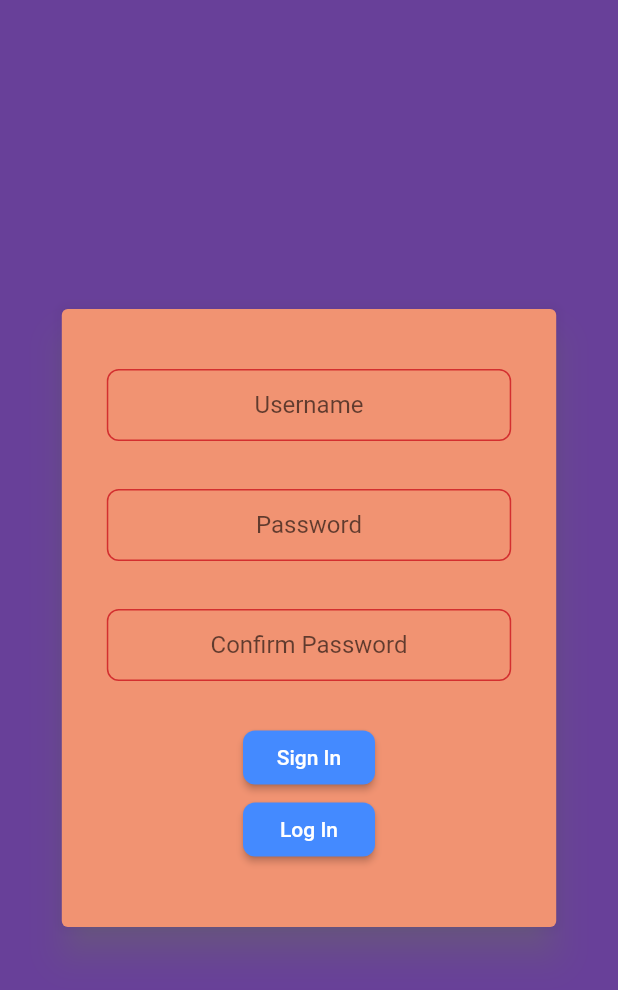
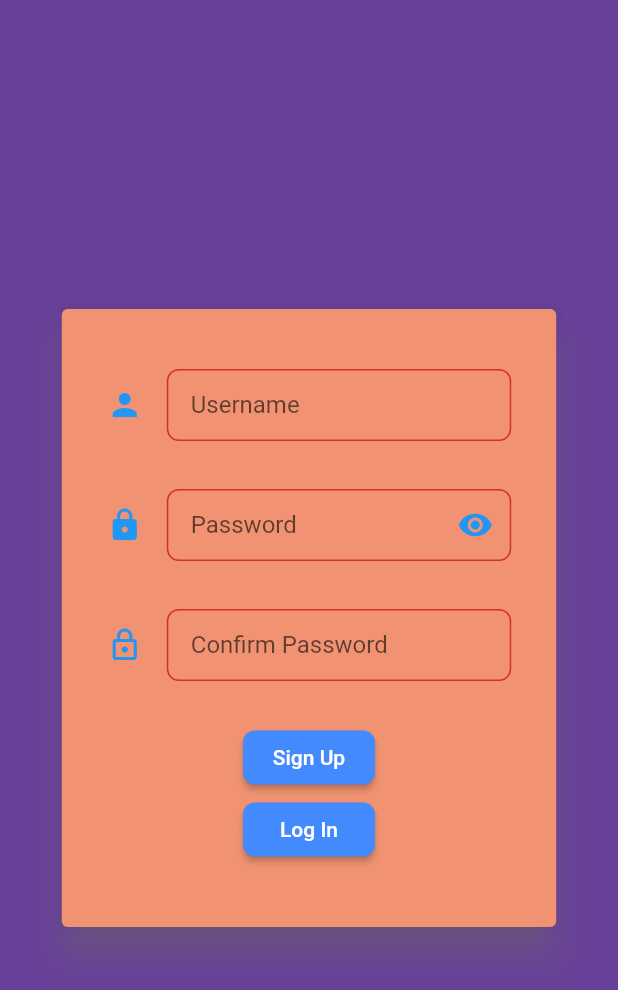
Before and after one commit to Amir-Mohseni/reddit, a Flutter app: the SignUpPage screen opened directly with empty values, on a phone screen of 412 x 824 dp. Shown: the top 990 px of the screen. Run offline on Flutter 3.47's test engine with Material 2 defaults, Android fonts, the phone set to English and light mode, and no system bars; our stand-ins replace flutter_feather_icons, font_awesome_flutter; missing offline and left inert: item_selector; accounts and stored records are empty.

Commit message:
Password Visibility added

```diff
--- a/lib/ProfilePage.dart
+++ b/lib/ProfilePage.dart
@@ -24,7 +24,7 @@ class _ProfilePageState extends State<ProfilePage> {
 
   @override
   Widget build(BuildContext context) {
-    String? titl;
+    String? title;
     return Scaffold(
       drawer: drawer(),
       appBar: AppBar(
--- a/lib/SingUp/SingUp.dart
+++ b/lib/SingUp/SingUp.dart
@@ -20,6 +20,7 @@ class SignUpPage extends StatefulWidget {
 }
 
 class _SignUpPageState extends State<SignUpPage> {
+  bool passwordVisible = false;
   Function addUser;
   TextEditingController namec = TextEditingController();
   TextEditingController pasc = TextEditingController();
@@ -61,8 +62,9 @@ class _SignUpPageState extends State<SignUpPage> {
                   padding: EdgeInsets.fromLTRB(30.0, 40.0, 30.0, 5.0),
                   child: TextField(
                     controller: namec,
-                    textAlign: TextAlign.center,
+                    textAlign: TextAlign.left,
                     decoration: InputDecoration(
+                        icon: Icon(Icons.person, color: Colors.blue,),
                         errorText: userError,
                         hintText: "Username",
                         contentPadding:
@@ -78,8 +80,26 @@ class _SignUpPageState extends State<SignUpPage> {
                   //    margin: EdgeInsets.fromLTRB(30.0, 5.0, 30.0, 8.0),
                   child: TextField(
                     controller: pasc,
-                    textAlign: TextAlign.center,
+                    textAlign: TextAlign.left,
+                    obscureText: passwordVisible,
                     decoration: InputDecoration(
+                        icon: Icon(
+                          Icons.lock,
+                          color: Colors.blue,
+                        ),
+                        suffixIcon: IconButton(
+                          icon: Icon(
+                            passwordVisible
+                                ? Icons.visibility_off
+                                : Icons.visibility,
+                            color: Colors.blue,
+                          ),
+                          onPressed: () {
+                            setState(() {
+                              passwordVisible = !passwordVisible;
+                            });
+                          },
+                        ),
                         hintText: "Password",
                         errorText: desError,
                         contentPadding:
@@ -93,9 +113,14 @@ class _SignUpPageState extends State<SignUpPage> {
                   key: Key('confirmpassword'),
                   padding: EdgeInsets.fromLTRB(30.0, 5.0, 30.0, 5.0),
                   child: TextField(
+                    obscureText: true,
                     controller: cpasc,
-                    textAlign: TextAlign.center,
+                    textAlign: TextAlign.left,
                     decoration: InputDecoration(
+                        icon: Icon(
+                          Icons.lock_outline,
+                          color: Colors.blue,
+                        ),
                         hintText: "Confirm Password",
                         errorText: cpassError,
                         contentPadding:
@@ -146,7 +171,7 @@ class _SignUpPageState extends State<SignUpPage> {
                       });
                     },
                     child: const Text(
-                      "Sign In",
+                      "Sign Up",
                       style: TextStyle(color: Colors.white),
                     ),
                   ),
```
Also changed, not shown: lib/Login/LoginPage.dart (+22 -2 lines), lib/main.dart (+5 -3 lines).
